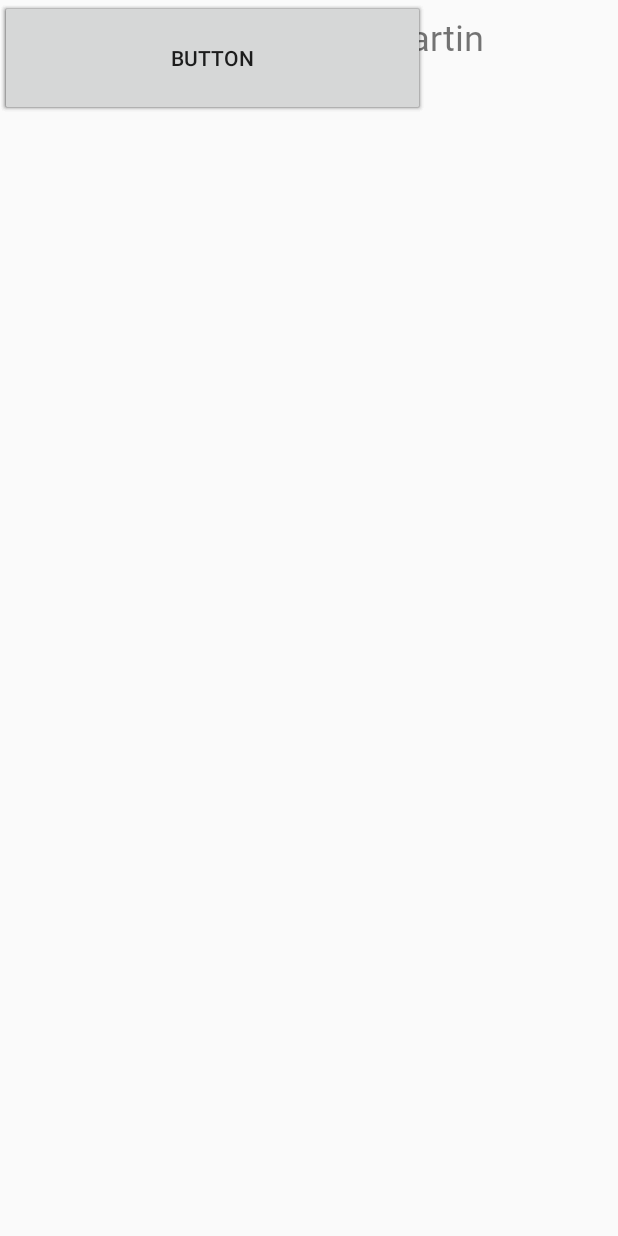
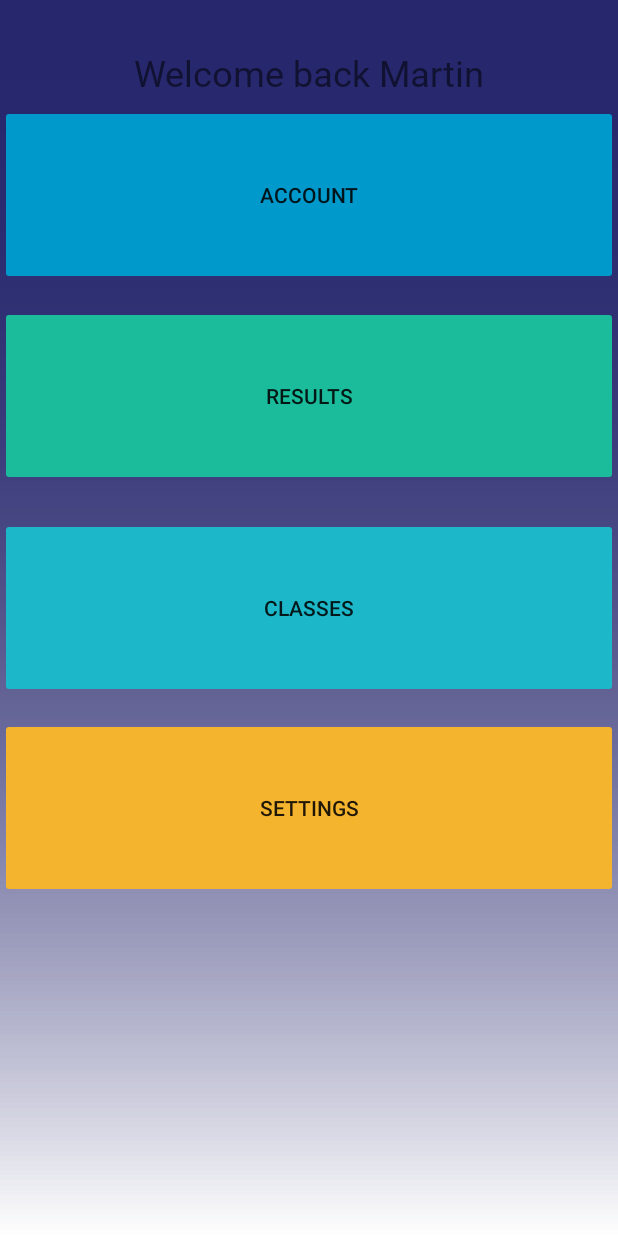
Before and after one commit to Martzii/learning_application, an Android app: the User_homepage screen opened directly, with no data from a screen before it, on a phone screen of 412 x 824 dp. Run offline under Robolectric (Android 15) with nearby library versions, the phone set to English and light mode, and no system bars; Roboto replaces fonts that are not available here.

Commit message:
Updated UI + intents

```diff
--- a/app/src/main/res/layout/activity_user_homepage.xml
+++ b/app/src/main/res/layout/activity_user_homepage.xml
@@ -4,51 +4,94 @@
     xmlns:tools="http://schemas.android.com/tools"
     android:layout_width="match_parent"
     android:layout_height="match_parent"
+    android:background="@drawable/Introduction"
     tools:context=".User_homepage">
+
+    <Button
+        android:id="@+id/setting_btn"
+        android:layout_width="0dp"
+        android:layout_height="120dp"
+        android:layout_marginBottom="8dp"
+        android:backgroundTint="@color/Saffron"
+        android:text="@string/settings"
+        app:layout_constraintBottom_toTopOf="@+id/guideline2"
+        app:layout_constraintEnd_toEndOf="parent"
+        app:layout_constraintHorizontal_bias="0.0"
+        app:layout_constraintStart_toStartOf="parent"
+        app:layout_constraintTop_toBottomOf="@+id/textView4"
+        app:layout_constraintVertical_bias="0.813" />
 
     <TextView
         android:id="@+id/textView4"
         android:layout_width="wrap_content"
-        android:layout_height="wrap_content"
+        android:layout_height="32dp"
+        android:layout_marginBottom="8dp"
         android:layout_marginEnd="8dp"
         android:layout_marginStart="8dp"
-        android:layout_marginTop="8dp"
+        android:layout_marginTop="32dp"
         android:fontFamily="@font/cabin"
-        android:text="Welcome back Martin"
+        android:text="@string/welcome_back_martin"
         android:textSize="24sp"
+        app:layout_constraintBottom_toTopOf="@+id/guideline"
         app:layout_constraintEnd_toEndOf="parent"
+        app:layout_constraintHorizontal_bias="0.504"
         app:layout_constraintStart_toStartOf="parent"
-        app:layout_constraintTop_toTopOf="parent" />
+        app:layout_constraintTop_toTopOf="parent"
+        app:layout_constraintVertical_bias="0.0" />
 
     <Button
-        android:id="@+id/button3"
-        android:layout_width="283dp"
-        android:layout_height="77dp"
-        android:text="Button"
-        tools:layout_editor_absoluteX="39dp"
-        tools:layout_editor_absoluteY="391dp" />
+        android:id="@+id/class_btn"
+        android:layout_width="0dp"
+        android:layout_height="120dp"
+        android:layout_marginBottom="8dp"
+        android:backgroundTint="@color/colorPrimaryJava"
+        android:text="@string/classes"
+        app:layout_constraintBottom_toTopOf="@+id/setting_btn"
+        app:layout_constraintEnd_toEndOf="parent"
+        app:layout_constraintHorizontal_bias="0.0"
+        app:layout_constraintStart_toStartOf="parent"
+        app:layout_constraintTop_toTopOf="@+id/guideline"
+        app:layout_constraintVertical_bias="0.982" />
 
     <Button
-        android:id="@+id/button6"
-        android:layout_width="283dp"
-        android:layout_height="77dp"
-        android:text="Button"
-        tools:layout_editor_absoluteX="39dp"
-        tools:layout_editor_absoluteY="274dp" />
+        android:id="@+id/results_btn"
+        android:layout_width="0dp"
+        android:layout_height="120dp"
+        android:layout_marginBottom="8dp"
+        android:backgroundTint="@color/colorPrimaryMountainWidow"
+        android:text="@string/results"
+        app:layout_constraintBottom_toTopOf="@+id/class_btn"
+        app:layout_constraintEnd_toEndOf="parent"
+        app:layout_constraintHorizontal_bias="0.0"
+        app:layout_constraintStart_toStartOf="parent"
+        app:layout_constraintTop_toTopOf="@+id/guideline"
+        app:layout_constraintVertical_bias="0.915" />
 
     <Button
-        android:id="@+id/button5"
-        android:layout_width="283dp"
-        android:layout_height="77dp"
-        android:text="Button"
-        tools:layout_editor_absoluteX="39dp"
-        tools:layout_editor_absoluteY="171dp" />
+        android:id="@+id/account_btn"
+        android:layout_width="0dp"
+        android:layout_height="120dp"
+        android:layout_marginBottom="8dp"
+        android:backgroundTint="@android:color/holo_blue_dark"
+        android:text="@string/account"
+        app:layout_constraintBottom_toTopOf="@+id/results_btn"
+        app:layout_constraintEnd_toEndOf="parent"
+        app:layout_constraintHorizontal_bias="0.0"
+        app:layout_constraintStart_toStartOf="parent"
+        app:layout_constraintTop_toTopOf="@+id/guideline"
+        tools:backgroundTint="@color/colorButton" />
 
-    <Button
-        android:id="@+id/button4"
-        android:layout_width="283dp"
-        android:layout_height="77dp"
-        android:text="Button"
-        tools:layout_editor_absoluteX="39dp"
-        tools:layout_editor_absoluteY="70dp" />
+    <android.support.constraint.Guideline
+        android:id="@+id/guideline"
+        android:layout_width="wrap_content"
+        android:layout_height="wrap_content"
+        android:orientation="horizontal"
+        app:layout_constraintGuide_begin="64dp" />
+
+    <android.support.constraint.Guideline
+        android:id="@+id/guideline2"
+        android:layout_width="wrap_content"
+        android:layout_height="wrap_content"
+        android:orientation="horizontal"
+        app:layout_constraintGuide_begin="702dp" />
 </android.support.constraint.ConstraintLayout>
--- a/app/src/main/res/values/colors.xml
+++ b/app/src/main/res/values/colors.xml
@@ -3,4 +3,12 @@
     <color name="colorPrimary">#3f51b5</color>
     <color name="colorPrimaryDark">#303F9F</color>
     <color name="colorAccent">#26276d</color>
+    <color name="colorButton">#575ff9</color>
+    <color name="colorPrimaryJava">#1cb7c8</color>
+    <color name="colorPrimaryPurpleHeart">#7547D8</color>
+    <color name="colorPrimaryMountainWidow">#1abc9c</color>
+    <color name="colorCornFlowerBlue">#5758F7</color>
+    <color name="colorCinnabar">#e74c3c</color>
+    <color name="Saffron">#f4b42e</color>
+
 </resources>
--- a/app/src/main/res/values/strings.xml
+++ b/app/src/main/res/values/strings.xml
@@ -1,3 +1,18 @@
 <resources>
     <string name="app_name">INFS3634 Assignment</string>
+    <string name="settings">Settings</string>
+    <string name="welcome_back_martin">Welcome back Martin</string>
+    <string name="classes">Classes</string>
+    <string name="account">Account</string>
+    <string name="results">Results</string>
+    <string name="forgot_your_password">Forgot your password?</string>
+    <string name="password">Password</string>
+    <string name="username">Username</string>
+    <string name="login">Login</string>
+    <string name="space_ed">Space Ed</string>
+    <string name="forgot_your_password">Forgot your password?</string>
+    <string name="or_you_can_call_02_9385_1333">Or you can call (02) 9385 1333</string>
+    <string name="please_contact_unsw_it_via_itservicecentre_unsw_edu_au">Please contact UNSW IT via itservicecentre@unsw.edu.au</string>
+    <string name="back">back</string>
+    <string name="todo">TODO</string>
 </resources>
```
Also changed, not shown: app/src/main/res/layout/activity_login_forgot_password.xml (+6 -5 lines), app/src/main/res/layout/activity_login_screen.xml (+17 -16 lines).
